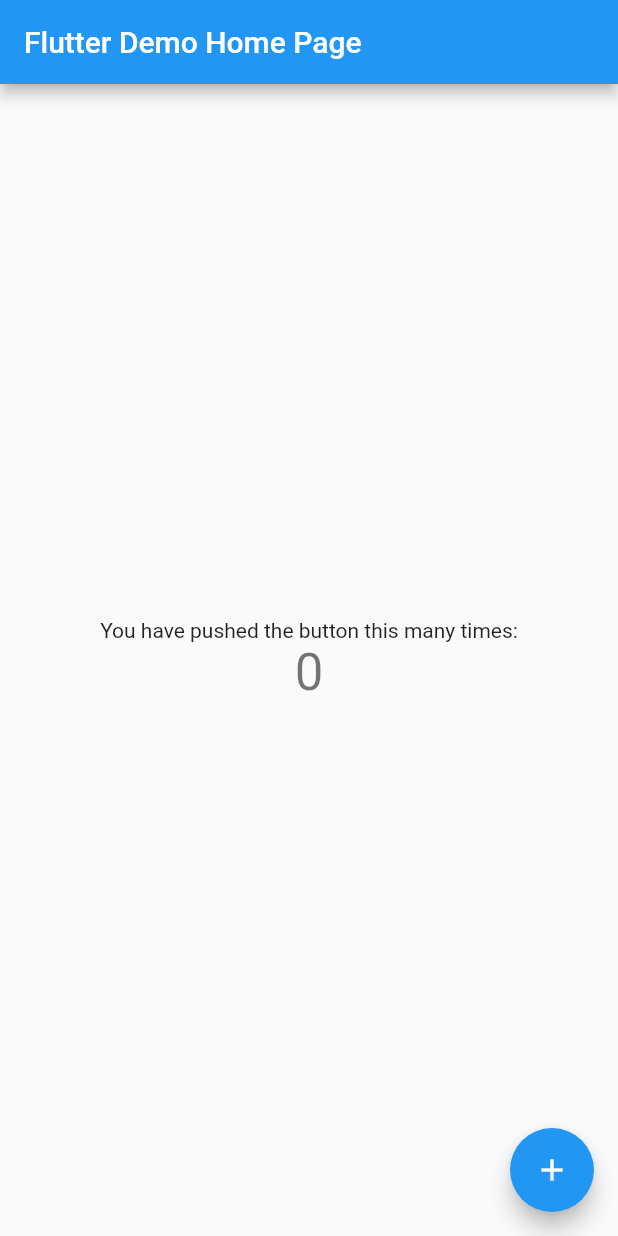
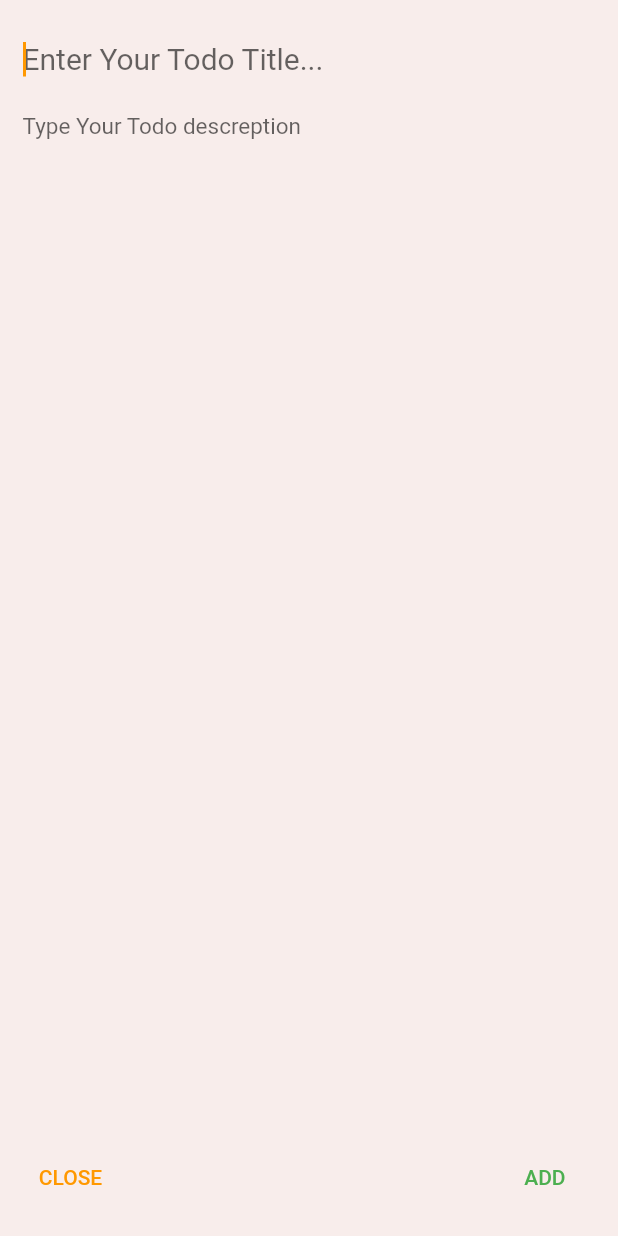
Before and after one commit to aninarafath6/flutter-todo, a Flutter app: the screen it shows after launch, on a phone screen of 412 x 824 dp. Run offline on Flutter 3.47's test engine with Material 2 defaults, Android fonts, the phone set to English and light mode, and no system bars; our stand-ins replace get.

Commit message:
todo screen

```diff
--- /dev/null
+++ b/lib/controllers/todo_controller.dart
@@ -0,0 +1,7 @@
+import 'package:get/get.dart';
+import 'package:todo/models/todo.dart';
+
+class TodoController extends GetxController {
+ RxList<Todo> todos = [] as RxList<Todo>;
+
+}
--- a/lib/main.dart
+++ b/lib/main.dart
@@ -1,113 +1,22 @@
 import 'package:flutter/material.dart';
+import 'package:get/get.dart';
+import 'package:todo/screens/todo_screen.dart';
 
 void main() {
   runApp(MyApp());
 }
 
 class MyApp extends StatelessWidget {
-  // This widget is the root of your application.
   @override
   Widget build(BuildContext context) {
-    return MaterialApp(
-      title: 'Flutter Demo',
+    return GetMaterialApp(
+      debugShowCheckedModeBanner: false,
+      title: 'Todo',
       theme: ThemeData(
-        // This is the theme of your application.
-        //
-        // Try running your application with "flutter run". You'll see the
-        // application has a blue toolbar. Then, without quitting the app, try
-        // changing the primarySwatch below to Colors.green and then invoke
-        // "hot reload" (press "r" in the console where you ran "flutter run",
-        // or simply save your changes to "hot reload" in a Flutter IDE).
-        // Notice that the counter didn't reset back to zero; the application
-        // is not restarted.
-        primarySwatch: Colors.blue,
+        primarySwatch: Colors.orange,
+        scaffoldBackgroundColor: Color(0xFFf8edeb),
       ),
-      home: MyHomePage(title: 'Flutter Demo Home Page'),
+      home: TodoScreen(),
     );
   }
 }
-
-class MyHomePage extends StatefulWidget {
-  MyHomePage({Key? key, required this.title}) : super(key: key);
-
-  // This widget is the home page of your application. It is stateful, meaning
-  // that it has a State object (defined below) that contains fields that affect
-  // how it looks.
-
-  // This class is the configuration for the state. It holds the values (in this
-  // case the title) provided by the parent (in this case the App widget) and
-  // used by the build method of the State. Fields in a Widget subclass are
-  // always marked "final".
-
-  final String title;
-
-  @override
-  _MyHomePageState createState() => _MyHomePageState();
-}
-
-class _MyHomePageState extends State<MyHomePage> {
-  int _counter = 0;
-
-  void _incrementCounter() {
-    setState(() {
-      // This call to setState tells the Flutter framework that something has
-      // changed in this State, which causes it to rerun the build method below
-      // so that the display can reflect the updated values. If we changed
-      // _counter without calling setState(), then the build method would not be
-      // called again, and so nothing would appear to happen.
-      _counter++;
-    });
-  }
-
-  @override
-  Widget build(BuildContext context) {
-    // This method is rerun every time setState is called, for instance as done
-    // by the _incrementCounter method above.
-    //
-    // The Flutter framework has been optimized to make rerunning build methods
-    // fast, so that you can just rebuild anything that needs updating rather
-    // than having to individually change instances of widgets.
-    return Scaffold(
-      appBar: AppBar(
-        // Here we take the value from the MyHomePage object that was created by
-        // the App.build method, and use it to set our appbar title.
-        title: Text(widget.title),
-      ),
-      body: Center(
-        // Center is a layout widget. It takes a single child and positions it
-        // in the middle of the parent.
-        child: Column(
-          // Column is also a layout widget. It takes a list of children and
-          // arranges them vertically. By default, it sizes itself to fit its
-          // children horizontally, and tries to be as tall as its parent.
-          //
-          // Invoke "debug painting" (press "p" in the console, choose the
-          // "Toggle Debug Paint" action from the Flutter Inspector in Android
-          // Studio, or the "Toggle Debug Paint" command in Visual Studio Code)
-          // to see the wireframe for each widget.
-          //
-          // Column has various properties to control how it sizes itself and
-          // how it positions its children. Here we use mainAxisAlignment to
-          // center the children vertically; the main axis here is the vertical
-          // axis because Columns are vertical (the cross axis would be
-          // horizontal).
-          mainAxisAlignment: MainAxisAlignment.center,
-          children: <Widget>[
-            Text(
-              'You have pushed the button this many times:',
-            ),
-            Text(
-              '$_counter',
-              style: Theme.of(context).textTheme.headline4,
-            ),
-          ],
-        ),
-      ),
-      floatingActionButton: FloatingActionButton(
-        onPressed: _incrementCounter,
-        tooltip: 'Increment',
-        child: Icon(Icons.add),
-      ), // This trailing comma makes auto-formatting nicer for build methods.
-    );
-  }
-}
--- /dev/null
+++ b/lib/models/todo.dart
@@ -0,0 +1,10 @@
+class Todo {
+  String title;
+  bool done = false;
+  String description;
+  Todo({
+    required this.title,
+    required this.description,
+    this.done = false,
+  });
+}
--- /dev/null
+++ b/lib/screens/todo_screen.dart
@@ -0,0 +1,63 @@
+import 'package:flutter/material.dart';
+
+class TodoScreen extends StatelessWidget {
+  @override
+  Widget build(BuildContext context) {
+    return Scaffold(
+      body: SafeArea(
+        child: Column(
+          children: [
+            Expanded(
+              child: Padding(
+                padding: const EdgeInsets.all(15),
+                child: Column(
+                  children: [
+                    TextField(
+                      style: TextStyle(fontSize: 20),
+                      autofocus: true,
+                      decoration: InputDecoration(
+                        hintText: 'Enter Your Todo Title...',
+                        border: InputBorder.none,
+                      ),
+                    ),
+                    TextField(
+                      style: TextStyle(fontSize: 15),
+                      autofocus: true,
+                      keyboardType: TextInputType.multiline,
+                      maxLines: 10,
+                      decoration: InputDecoration(
+                        hintText: 'Type Your Todo descreption',
+                        border: InputBorder.none,
+                      ),
+                    ),
+                  ],
+                ),
+              ),
+            ),
+            Padding(
+              padding: const EdgeInsets.all(15),
+              child: Row(
+                mainAxisAlignment: MainAxisAlignment.spaceBetween,
+                children: [
+                  TextButton(
+                    onPressed: () {},
+                    child: Text('CLOSE'),
+                  ),
+                  TextButton(
+                    onPressed: () {},
+                    child: Text(
+                      'ADD ',
+                      style: TextStyle(
+                        color: Colors.green,
+                      ),
+                    ),
+                  ),
+                ],
+              ),
+            )
+          ],
+        ),
+      ),
+    );
+  }
+}
```
